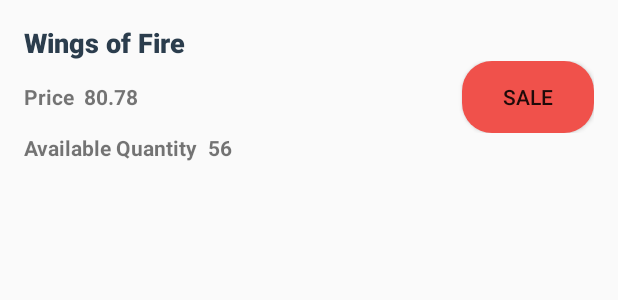
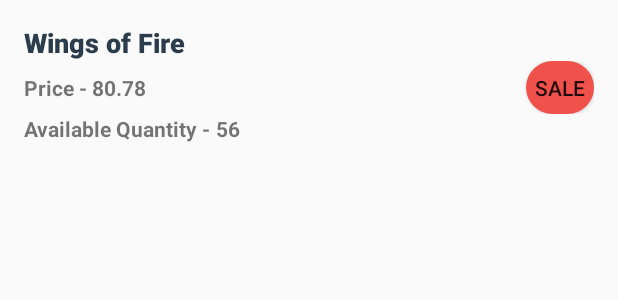
Before and after one commit to VineetPrasadVerma/InventoryApp, an Android app: the layout list_item.xml on its own in the app's theme, with its tools: preview values and no code run, on a phone screen of 412 x 824 dp. Shown: the top 300 px of the screen. Run offline under Robolectric (Android 15) with nearby library versions, the phone set to English and light mode, and no system bars.

```diff
--- a/app/src/main/java/com/example/vineetprasadverma/inventoryapp/data/ProductDbHelper.java
+++ b/app/src/main/java/com/example/vineetprasadverma/inventoryapp/data/ProductDbHelper.java
@@ -30,6 +30,7 @@ public class ProductDbHelper extends SQLiteOpenHelper {
     @Override
     public void onCreate(SQLiteDatabase db) {
         String SQL_CREATE_BOOKS_TABLE = "CREATE TABLE " + ProductContract.ProductEntry.TABLE_NAME + "("
+                + ProductEntry._ID + " INTEGER PRIMARY KEY AUTOINCREMENT, "
                 + ProductEntry.COLUMN_PRODUCT_NAME + " TEXT NOT NULL, "
                 + ProductEntry.COLUMN_PRODUCT_PRICE + " REAL NOT NULL, "
                 + ProductEntry.COLUMN_PRODUCT_QUANTITY + " INTEGER NOT NULL, "
--- a/app/src/main/res/layout/list_item.xml
+++ b/app/src/main/res/layout/list_item.xml
@@ -40,8 +40,8 @@
             tools:text="80.78" />
 
         <Button
-            android:layout_width="wrap_content"
-            android:layout_height="wrap_content"
+            android:layout_width="45dp"
+            android:layout_height="35dp"
             android:layout_alignParentRight="true"
             android:background="@drawable/my_button"
             android:text="@string/sale" />
--- a/app/src/main/res/values/dimens.xml
+++ b/app/src/main/res/values/dimens.xml
@@ -3,4 +3,5 @@
     <dimen name="sixteen_dp">16dp</dimen>
     <dimen name="four_dp">4dp</dimen>
     <dimen name="zero_dp">0dp</dimen>
+    <dimen name="fourty_dp">40dp</dimen>
 </resources>
--- a/app/src/main/res/values/strings.xml
+++ b/app/src/main/res/values/strings.xml
@@ -14,6 +14,6 @@
     <string name="insert_book">Insert Book</string>
     <string name="delete_all_books">Delete All Books</string>
     <string name="sale">Sale</string>
-    <string name="available_quantity">Available Quantity \u0020</string>
-    <string name="price_tag">Price \u0020</string>
+    <string name="available_quantity">Available Quantity -\u0020</string>
+    <string name="price_tag">Price -\u0020</string>
 </resources>
```
Also changed, not shown: app/src/main/java/com/example/vineetprasadverma/inventoryapp/CatalogActivity.java (+8 -0 lines), app/src/main/java/com/example/vineetprasadverma/inventoryapp/ProductCursorAdapter.java (+51 -1 lines), app/src/main/java/com/example/vineetprasadverma/inventoryapp/data/ProductContract.java (+30 -0 lines), app/src/main/java/com/example/vineetprasadverma/inventoryapp/data/ProductProvider.java (added, +54 -0 lines), app/src/main/res/layout/catalog_activity.xml (+5 -3 lines).
